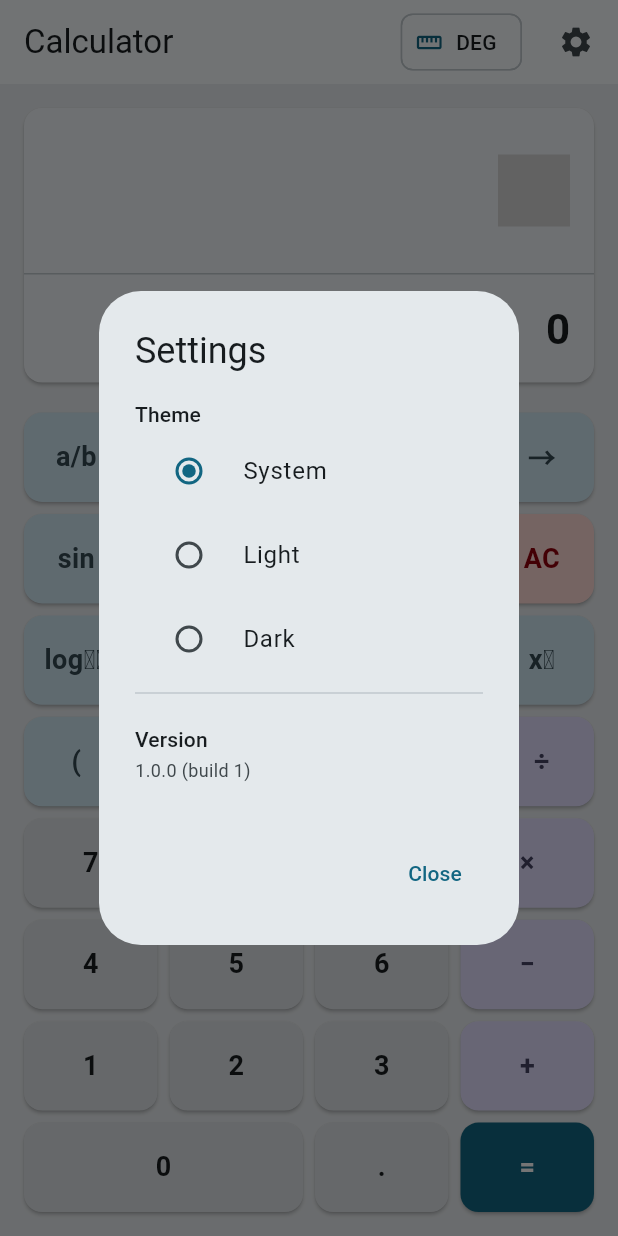
After one commit to swarfte/scientific-calculator, a Flutter app: the screen it shows after launch, after a tap on the "settings" icon, on a phone screen of 412 x 824 dp. The commit adds this screen. Run offline on Flutter 3.47's test engine with Material 3 defaults, Android fonts, the phone set to English and light mode, and no system bars; our stand-ins replace flutter_riverpod, math_expressions, package_info_plus, shared_preferences; missing offline and left inert: flutter_math_fork, screen_retriever, window_manager.

Commit message:
Add settings dialog with theme and version
Introduces a new AppBar settings button that opens a dialog for selecting Light/Dark/System theme and viewing app version/build info from `package_info_plus`. Theme preference is now managed via a Riverpod notifier, persisted in `SharedPreferences`, and preloaded in `bootstrap` so the correct theme applies on first frame. `ScientificCalculatorApp` now reads `themeMode` from provider state, and new widget/unit tests cover theme mapping, persistence, and settings dialog behavior.

```diff
--- a/lib/app/app.dart
+++ b/lib/app/app.dart
@@ -1,19 +1,23 @@
 import 'package:flutter/material.dart';
+import 'package:flutter_riverpod/flutter_riverpod.dart';
 
 import '../features/calculator/view/calculator_screen.dart';
 import 'theme.dart';
+import 'theme_settings.dart';
 
-class ScientificCalculatorApp extends StatelessWidget {
+class ScientificCalculatorApp extends ConsumerWidget {
   const ScientificCalculatorApp({super.key});
 
   @override
-  Widget build(BuildContext context) {
+  Widget build(BuildContext context, WidgetRef ref) {
+    final themeMode = ref.watch(themeSettingsProvider).themeMode;
+
     return MaterialApp(
       title: 'Scientific Calculator',
       debugShowCheckedModeBanner: false,
       theme: AppTheme.light,
       darkTheme: AppTheme.dark,
-      themeMode: ThemeMode.system,
+      themeMode: themeMode,
       home: const CalculatorScreen(),
     );
   }
--- a/lib/app/bootstrap.dart
+++ b/lib/app/bootstrap.dart
@@ -5,6 +5,7 @@ import 'package:flutter_riverpod/flutter_riverpod.dart';
 import 'package:window_manager/window_manager.dart';
 
 import 'app.dart';
+import 'theme_settings.dart';
 import 'windows_state.dart';
 
 Future<void> bootstrap() async {
@@ -53,7 +54,16 @@ Future<void> bootstrap() async {
     });
   }
 
+  // 預先載入主題偏好，讓第一個畫面就套用上次選擇的主題，避免啟動閃爍。
+  final initialThemePreference = await ThemeSettingsStorage.load();
+
   runApp(
-    ProviderScope(child: WindowStateObserver(child: ScientificCalculatorApp())),
+    ProviderScope(
+      overrides: [
+        initialThemePreferenceProvider
+            .overrideWith((ref) => initialThemePreference),
+      ],
+      child: WindowStateObserver(child: ScientificCalculatorApp()),
+    ),
   );
 }
--- /dev/null
+++ b/lib/app/theme_settings.dart
@@ -0,0 +1,88 @@
+import 'package:flutter/material.dart';
+import 'package:flutter_riverpod/flutter_riverpod.dart';
+import 'package:shared_preferences/shared_preferences.dart';
+
+/// 使用者選擇的佈景主題偏好。
+enum ThemePreference {
+  /// 跟隨系統設定。
+  system,
+
+  /// 淺色主題。
+  light,
+
+  /// 深色主題。
+  dark;
+
+  String get label {
+    return switch (this) {
+      ThemePreference.system => 'System',
+      ThemePreference.light => 'Light',
+      ThemePreference.dark => 'Dark',
+    };
+  }
+
+  ThemeMode get themeMode {
+    return switch (this) {
+      ThemePreference.system => ThemeMode.system,
+      ThemePreference.light => ThemeMode.light,
+      ThemePreference.dark => ThemeMode.dark,
+    };
+  }
+
+  /// 只接受已知的持久化字串；未知值或 `null` 一律回傳 [system]。
+  static ThemePreference fromName(String? name) {
+    return switch (name) {
+      'light' => ThemePreference.light,
+      'dark' => ThemePreference.dark,
+      _ => ThemePreference.system,
+    };
+  }
+}
+
+/// 以 SharedPreferences 持久化儲存主題偏好。
+///
+/// 沿用 [WindowStateStorage] 的 `SharedPreferencesAsync` 模式。
+class ThemeSettingsStorage {
+  static const _key = 'theme_preference';
+  static final SharedPreferencesAsync _preferences = SharedPreferencesAsync();
+
+  /// 載入已儲存的偏好；未儲存時回傳 [ThemePreference.system]。
+  static Future<ThemePreference> load() async {
+    final name = await _preferences.getString(_key);
+    return ThemePreference.fromName(name);
+  }
+
+  static Future<void> save(ThemePreference preference) {
+    return _preferences.setString(_key, preference.name);
+  }
+}
+
+/// 初始主題偏好。
+///
+/// 在 `bootstrap()` 中以從 SharedPreferences 載入的值覆寫，讓第一個畫面就套用
+/// 正確的主題，避免啟動時的閃爍。
+final initialThemePreferenceProvider = Provider<ThemePreference>(
+  (ref) => ThemePreference.system,
+);
+
+/// 主題偏好狀態。
+///
+/// 讀取 [initialThemePreferenceProvider] 作為初始值；[set] 同步更新 state，
+/// 再非同步寫入 [ThemeSettingsStorage]。
+class ThemeSettingsNotifier extends Notifier<ThemePreference> {
+  @override
+  ThemePreference build() => ref.read(initialThemePreferenceProvider);
+
+  Future<void> set(ThemePreference value) async {
+    if (state == value) {
+      return;
+    }
+    state = value;
+    await ThemeSettingsStorage.save(value);
+  }
+}
+
+final themeSettingsProvider =
+    NotifierProvider<ThemeSettingsNotifier, ThemePreference>(
+  ThemeSettingsNotifier.new,
+);
--- a/lib/features/calculator/view/calculator_screen.dart
+++ b/lib/features/calculator/view/calculator_screen.dart
@@ -6,6 +6,7 @@ import 'widgets/calculator_keypad.dart';
 import 'widgets/mode_indicator.dart';
 import 'widgets/natural_math_display.dart';
 import 'widgets/result_display.dart';
+import 'widgets/settings_button.dart';
 
 class CalculatorScreen extends ConsumerWidget {
   const CalculatorScreen({super.key});
@@ -33,6 +34,10 @@ class CalculatorScreen extends ConsumerWidget {
               angleMode: state.angleMode,
               onPressed: viewModel.toggleAngleMode,
             ),
+          ),
+          const Padding(
+            padding: EdgeInsets.only(right: 4),
+            child: SettingsButton(),
           ),
         ],
       ),
--- /dev/null
+++ b/lib/features/calculator/view/widgets/settings_button.dart
@@ -0,0 +1,17 @@
+import 'package:flutter/material.dart';
+
+import 'settings_dialog.dart';
+
+/// AppBar 上的設定按鈕；點擊後開啟設定對話框。
+class SettingsButton extends StatelessWidget {
+  const SettingsButton({super.key});
+
+  @override
+  Widget build(BuildContext context) {
+    return IconButton(
+      icon: const Icon(Icons.settings),
+      tooltip: 'Settings',
+      onPressed: () => showSettingsDialog(context),
+    );
+  }
+}
--- /dev/null
+++ b/lib/features/calculator/view/widgets/settings_dialog.dart
@@ -0,0 +1,81 @@
+import 'package:flutter/material.dart';
+import 'package:flutter_riverpod/flutter_riverpod.dart';
+
+import '../../../../app/package_info_providers.dart';
+import '../../../../app/theme_settings.dart';
+
+/// 設定對話框：切換主題、顯示版本資訊。
+Future<void> showSettingsDialog(BuildContext context) {
+  return showDialog<void>(
+    context: context,
+    builder: (_) => const _SettingsDialog(),
+  );
+}
+
+class _SettingsDialog extends ConsumerWidget {
+  const _SettingsDialog();
+
+  @override
+  Widget build(BuildContext context, WidgetRef ref) {
+    final current = ref.watch(themeSettingsProvider);
+    final notifier = ref.read(themeSettingsProvider.notifier);
+
+    return AlertDialog(
+      title: const Text('Settings'),
+      content: SingleChildScrollView(
+        child: Column(
+          mainAxisSize: MainAxisSize.min,
+          crossAxisAlignment: CrossAxisAlignment.start,
+          children: [
+            Text(
+              'Theme',
+              style: Theme.of(context).textTheme.titleSmall,
+            ),
+            for (final preference in ThemePreference.values)
+              RadioListTile<ThemePreference>(
+                value: preference,
+                groupValue: current,
+                title: Text(preference.label),
+                onChanged: (value) {
+                  if (value != null) {
+                    notifier.set(value);
+                  }
+                },
+              ),
+            const Divider(),
+            ListTile(
+              dense: true,
+              contentPadding: EdgeInsets.zero,
+              title: Text(
+                'Version',
+                style: Theme.of(context).textTheme.titleSmall,
+              ),
+              subtitle: const _VersionText(),
+            ),
+          ],
+        ),
+      ),
+      actions: [
+        TextButton(
+          onPressed: () => Navigator.of(context).pop(),
+          child: const Text('Close'),
+        ),
+      ],
+    );
+  }
+}
+
+class _VersionText extends ConsumerWidget {
+  const _VersionText();
+
+  @override
+  Widget build(BuildContext context, WidgetRef ref) {
+    final asyncInfo = ref.watch(packageInfoProvider);
+
+    return asyncInfo.when(
+      loading: () => const Text('—'),
+      error: (_, __) => const Text('—'),
+      data: (info) => Text('${info.version} (build ${info.buildNumber})'),
+    );
+  }
+}
```
Also changed, not shown: lib/app/package_info_providers.dart (added, +7 -0 lines), 3 other files.
